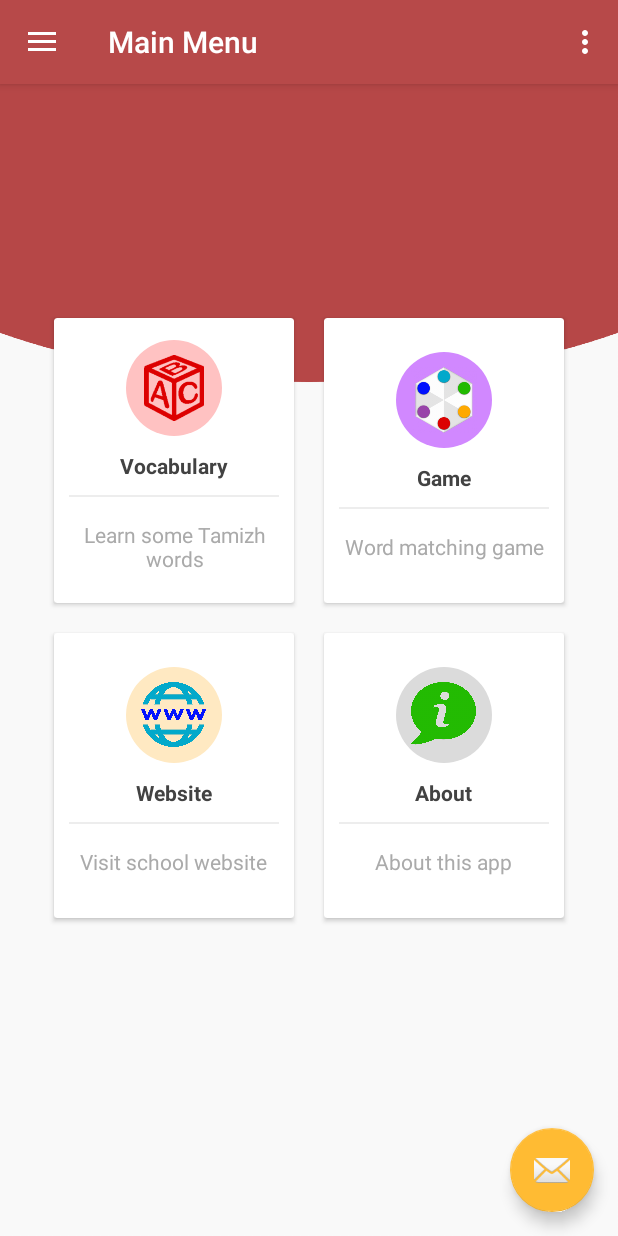
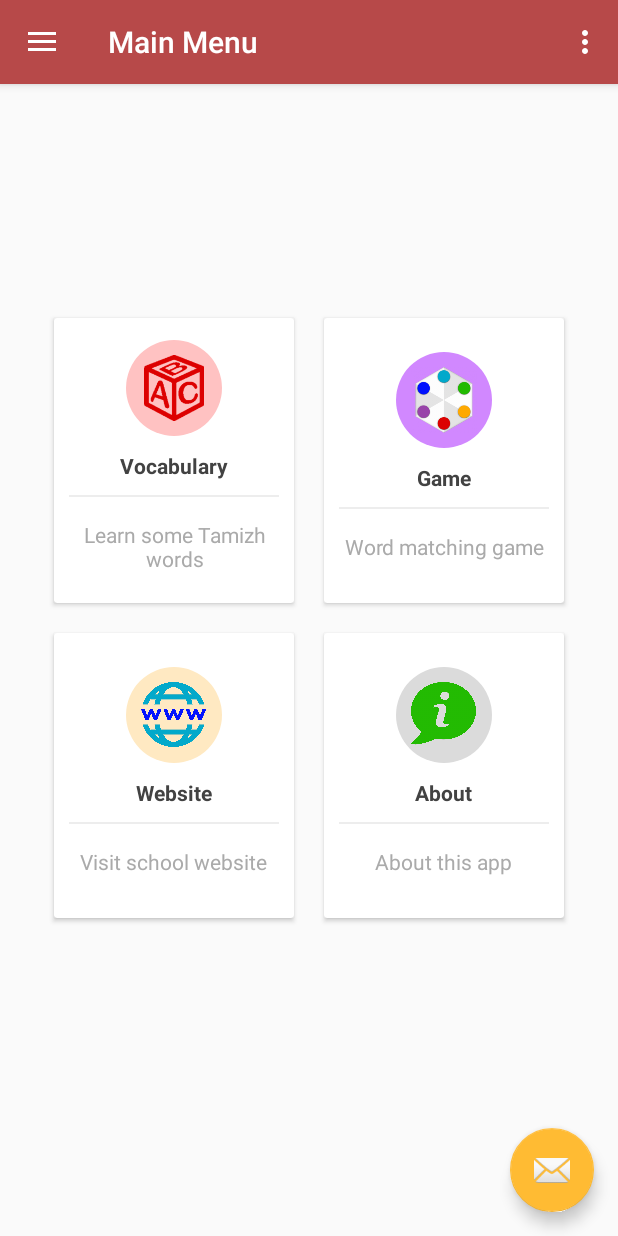
Before and after one commit to LordHazious/tpk, an Android app: the screen it shows after launch (HomeActivity), on a phone screen of 412 x 824 dp. Run offline under Robolectric (Android 15) with nearby library versions, the phone set to English and light mode, and no system bars; Roboto replaces fonts that are not available here.

Commit message:
The application now works on my phone...

```diff
--- a/app/src/main/java/au/com/codycodes/tpk/tamizhpallikoodam/DatabaseHelper.java
+++ b/app/src/main/java/au/com/codycodes/tpk/tamizhpallikoodam/DatabaseHelper.java
@@ -15,7 +15,7 @@ public class DatabaseHelper extends SQLiteOpenHelper{
     // Database Version
     private static final int DATABASE_VERSION = 1;
     // Database Name
-    private static final String DATABASE_NAME = "tpk";
+    private static final String DATABASE_NAME = "db_tpk.db";
 
     public DatabaseHelper(Context context) {
         super(context, DATABASE_NAME, null, DATABASE_VERSION);
--- a/app/src/main/res/layout/activity_words.xml
+++ b/app/src/main/res/layout/activity_words.xml
@@ -7,7 +7,6 @@
     android:layout_height="match_parent"
     android:orientation="vertical"
     android:padding="10dp"
-    android:background="@drawable/bg_vocabulary"
     android:gravity="center"
     android:theme="@style/ThemeOverlay.AppCompat.Dark.ActionBar">
     android:id="@+id/ll">
--- a/app/src/main/res/layout/content_home.xml
+++ b/app/src/main/res/layout/content_home.xml
@@ -7,7 +7,6 @@
     android:layout_height="match_parent"
     android:orientation="vertical"
     android:padding="10dp"
-    android:background="@drawable/bg"
     android:gravity="center"
     android:theme="@style/ThemeOverlay.AppCompat.Dark.ActionBar">
     android:id="@+id/ll">
```
Also changed, not shown: app/src/main/res/drawable-xhdpi/tpk_splash_logo.png (renamed from app/src/main/res/drawable/tpk_splash_logo.png), app/src/main/res/drawable-xxhdpi/ic_play_arrow.png (renamed from app/src/main/res/drawable/ic_play_arrow.png).
